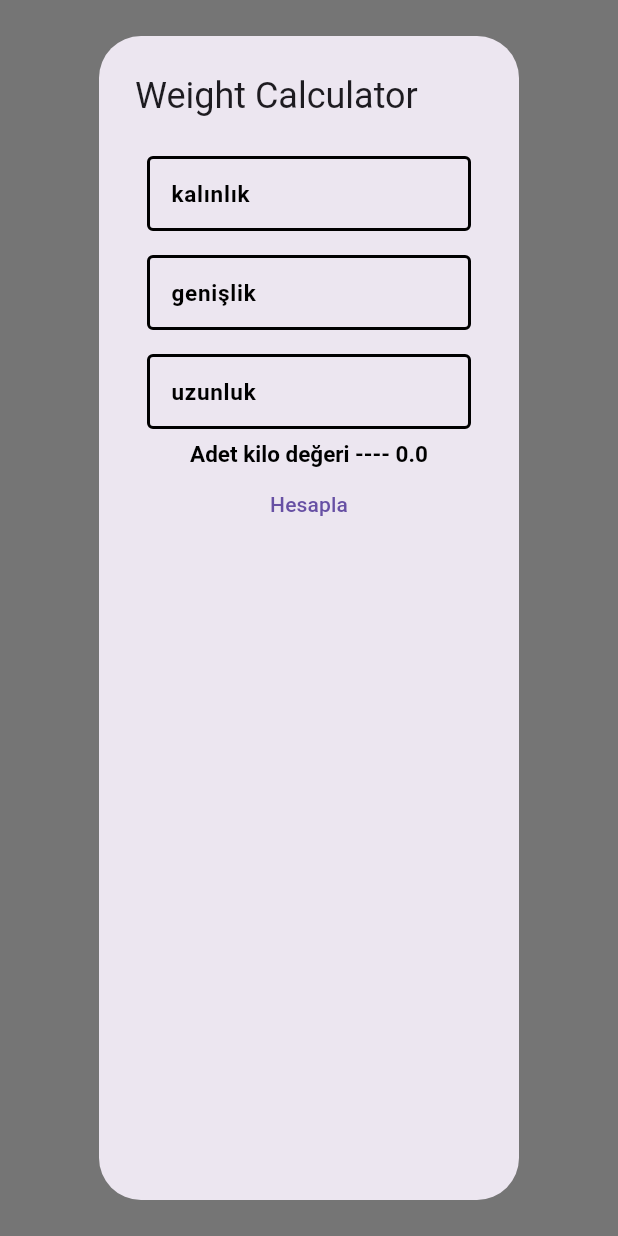
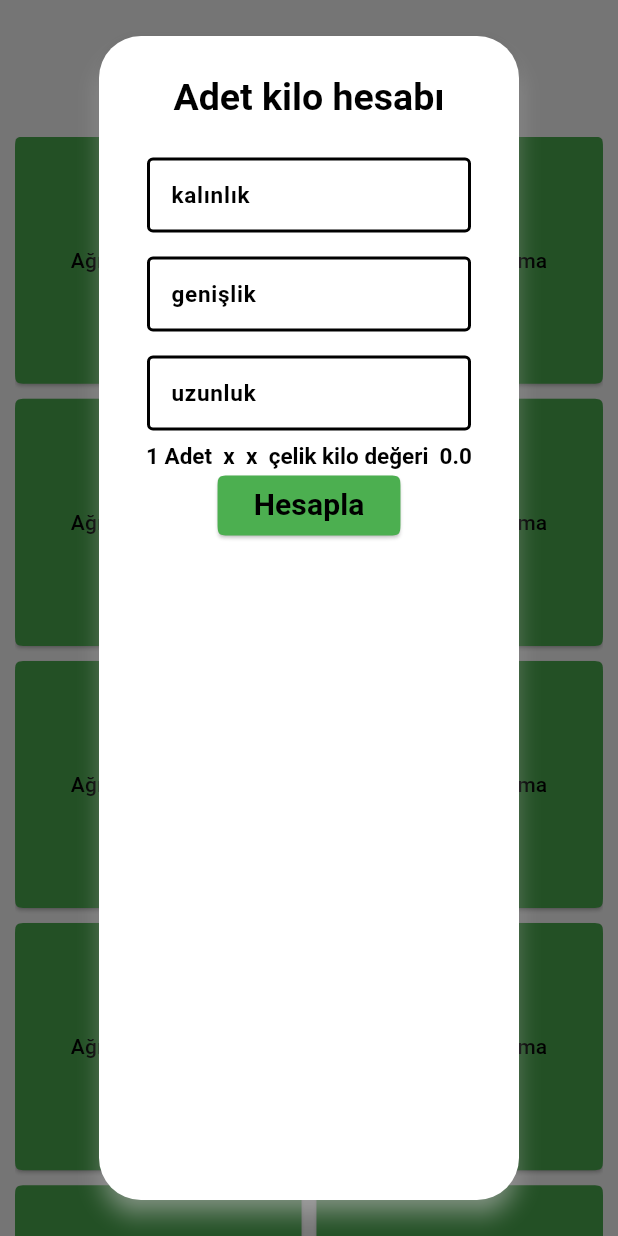
Before and after one commit to tolunaykutlu/inventory_app-master, a Flutter app: the screen it shows after launch, after a tap on "Ağırlık Hesaplama", on a phone screen of 412 x 824 dp. Run offline on Flutter 3.47's test engine with Material 3 defaults, Android fonts, the phone set to English and light mode, and no system bars; our stand-ins replace cloud_firestore, firebase_auth, firebase_core, flutter_riverpod, go_router, google_fonts; accounts and stored records are empty; Roboto replaces fonts that are missing (Jua).

Commit message:
calculation_page

```diff
--- a/lib/components/app_constants.dart
+++ b/lib/components/app_constants.dart
@@ -2,12 +2,15 @@ import 'package:flutter/material.dart';
 import 'package:google_fonts/google_fonts.dart';
 
 class AppConsts {
-  final TextStyle standartText = const TextStyle(
-    fontFamily: "Jua",
-    color: Colors.black,
-    fontSize: 15,
-    fontWeight: FontWeight.w600,
-  );
+  TextStyle standartText({Color c = Colors.black, double fSize = 15}) {
+    return TextStyle(
+      fontFamily: "Jua",
+      color: c,
+      fontSize: fSize,
+      fontWeight: FontWeight.w600,
+    );
+  }
+
   TextStyle syneMono({Color c = Colors.black, double fSize = 15}) {
     return GoogleFonts.syneMono(
       fontWeight: FontWeight.bold,
--- a/lib/main.dart
+++ b/lib/main.dart
@@ -51,6 +51,8 @@ class MyApp extends StatelessWidget {
         theme: ThemeData(
           elevatedButtonTheme: ElevatedButtonThemeData(
               style: ElevatedButton.styleFrom(
+                  shape: ContinuousRectangleBorder(
+                      borderRadius: BorderRadius.circular(10)),
                   backgroundColor: Colors.green,
                   foregroundColor: Colors.black)),
           appBarTheme: const AppBarTheme(backgroundColor: Colors.white),
--- a/lib/screens/calculation_page.dart
+++ b/lib/screens/calculation_page.dart
@@ -1,5 +1,6 @@
 import 'package:flutter/material.dart';
 import 'package:flutter_riverpod/flutter_riverpod.dart';
+import 'package:inventory_app/extensions/get_size.dart';
 import 'package:inventory_app/screens/calculations/calculate_weight.dart';
 
 class CalculationPage extends ConsumerStatefulWidget {
@@ -14,8 +15,21 @@ class __CalculationPagStateState extends ConsumerState<CalculationPage> {
   @override
   Widget build(BuildContext context) {
     return Scaffold(
-      appBar: AppBar(),
-      body: const Center(child: WeightCalculation()),
-    );
+        appBar: AppBar(),
+        body: Padding(
+          padding: const EdgeInsets.only(top: 35, left: 10, right: 10),
+          child: GridView.builder(
+            itemCount: 15,
+            gridDelegate: SliverGridDelegateWithFixedCrossAxisCount(
+              crossAxisSpacing: 10,
+              mainAxisSpacing: 10,
+              crossAxisCount: 2,
+              mainAxisExtent: context.deviceHeight * 0.2,
+            ),
+            itemBuilder: (context, index) {
+              return const WeightCalculation();
+            },
+          ),
+        ));
   }
 }
--- a/lib/screens/calculations/calculate_weight.dart
+++ b/lib/screens/calculations/calculate_weight.dart
@@ -26,7 +26,14 @@ class _WeightCalculationState extends State<WeightCalculation> {
               return StatefulBuilder(
                 builder: (context, setState) {
                   return AlertDialog(
-                      title: const Text("Weight Calculator"),
+                      shadowColor: Colors.white,
+                      backgroundColor: Colors.white,
+                      title: Center(
+                        child: Text(
+                          "Adet kilo hesabı",
+                          style: AppConsts.getInstance().syneMono(fSize: 25),
+                        ),
+                      ),
                       contentTextStyle: AppConsts.getInstance().syneMono(),
                       content: Column(
                         children: [
@@ -42,18 +49,39 @@ class _WeightCalculationState extends State<WeightCalculation> {
                               title: "uzunluk",
                               hintText: "2500",
                               controller: hCont),
-                          Text("Adet kilo değeri ---- $sonuc"),
-                          TextButton(
+                          Center(
+                            child: Text(
+                                maxLines: 4,
+                                "1 Adet ${tCont.text} x ${wCont.text} x ${hCont.text} çelik kilo değeri  $sonuc"),
+                          ),
+                          ElevatedButton(
                               //TODO: hesaplama sayfasına başka hesaplamalar eklenecek
                               onPressed: () {
                                 setState(() {
-                                  double res = double.parse(wCont.text) *
-                                      double.parse(hCont.text) *
-                                      double.parse(tCont.text);
-                                  sonuc = res * freeWeight;
+                                  if (wCont.text != "" &&
+                                      hCont.text != "" &&
+                                      tCont.text != "") {
+                                    double res = double.parse(wCont.text) *
+                                        double.parse(hCont.text) *
+                                        double.parse(tCont.text);
+                                    sonuc = res * freeWeight;
+                                  } else {
+                                    showDialog(
+                                        context: context,
+                                        builder: (context) => AlertDialog(
+                                              content: Text(
+                                                  "bütün alanları doldurun",
+                                                  style: AppConsts.getInstance()
+                                                      .syneMono()),
+                                            ));
+                                  }
                                 });
                               },
-                              child: const Text("Hesapla"))
+                              child: Text(
+                                "Hesapla",
+                                style: AppConsts.getInstance()
+                                    .standartText(c: Colors.black, fSize: 20),
+                              ))
                         ],
                       ));
                 },
```
